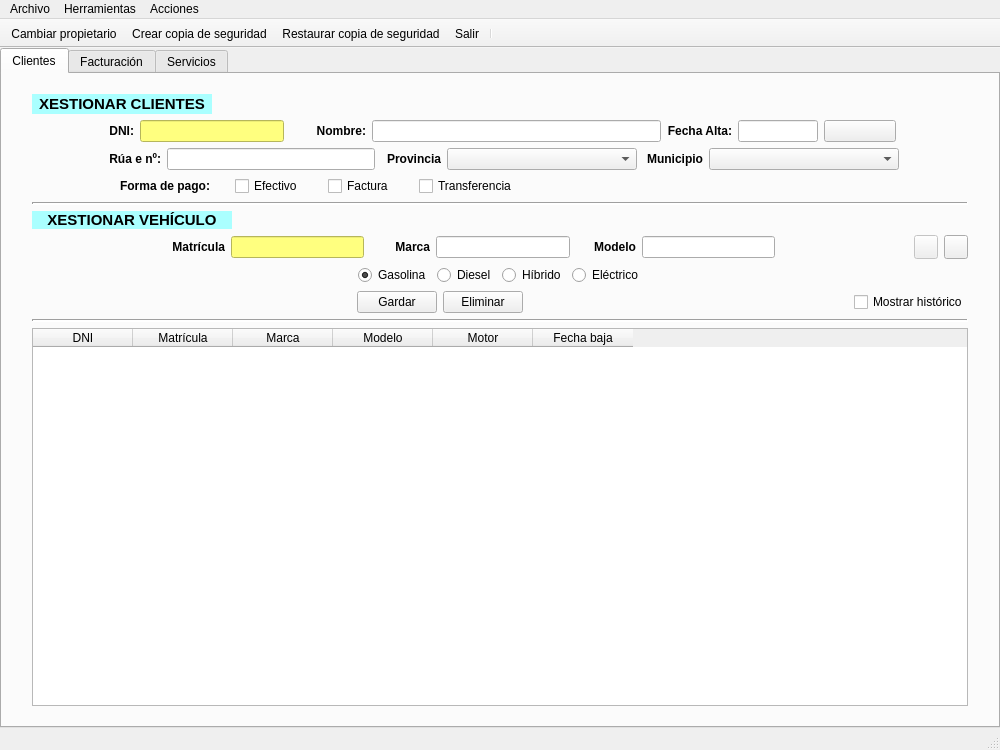
Old version of the form ui/ventMain.ui in the repository arielcostas/dam-di-costasguerrero.
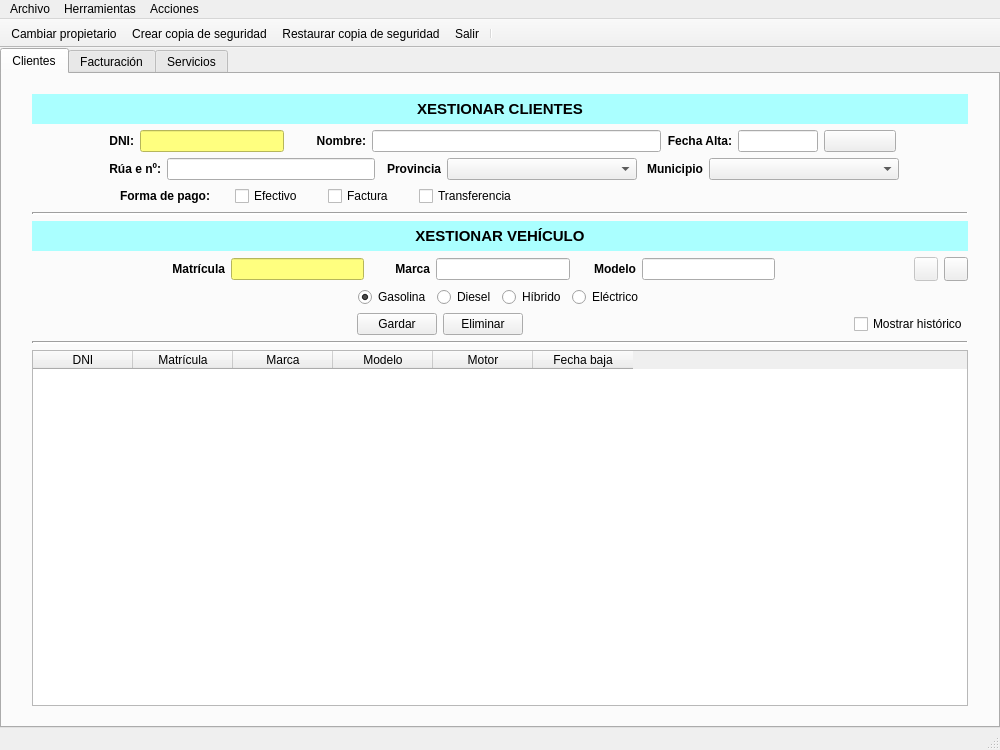
New version of the form. Icons and pictures are not drawn.

Commit message: Hacer títulos más grandes

The edit to the form file:
```diff
--- a/ui/ventMain.ui
+++ b/ui/ventMain.ui
@@ -66,13 +66,7 @@
           <property name="minimumSize">
            <size>
             <width>180</width>
-            <height>20</height>
-           </size>
-          </property>
-          <property name="maximumSize">
-           <size>
-            <width>180</width>
-            <height>20</height>
+            <height>30</height>
            </size>
           </property>
           <property name="font">
@@ -552,10 +546,10 @@
         </item>
         <item>
          <widget class="QLabel" name="lblTituloVehiculo">
-          <property name="maximumSize">
+          <property name="minimumSize">
            <size>
-            <width>200</width>
-            <height>25</height>
+            <width>180</width>
+            <height>30</height>
            </size>
           </property>
           <property name="font">
```
